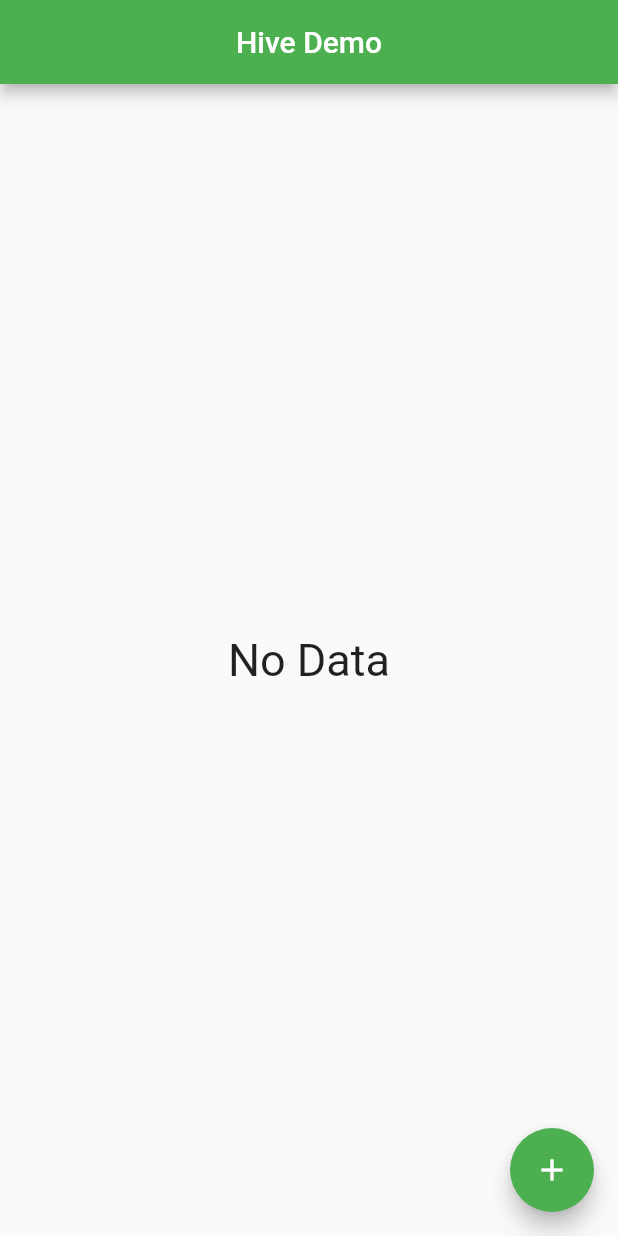
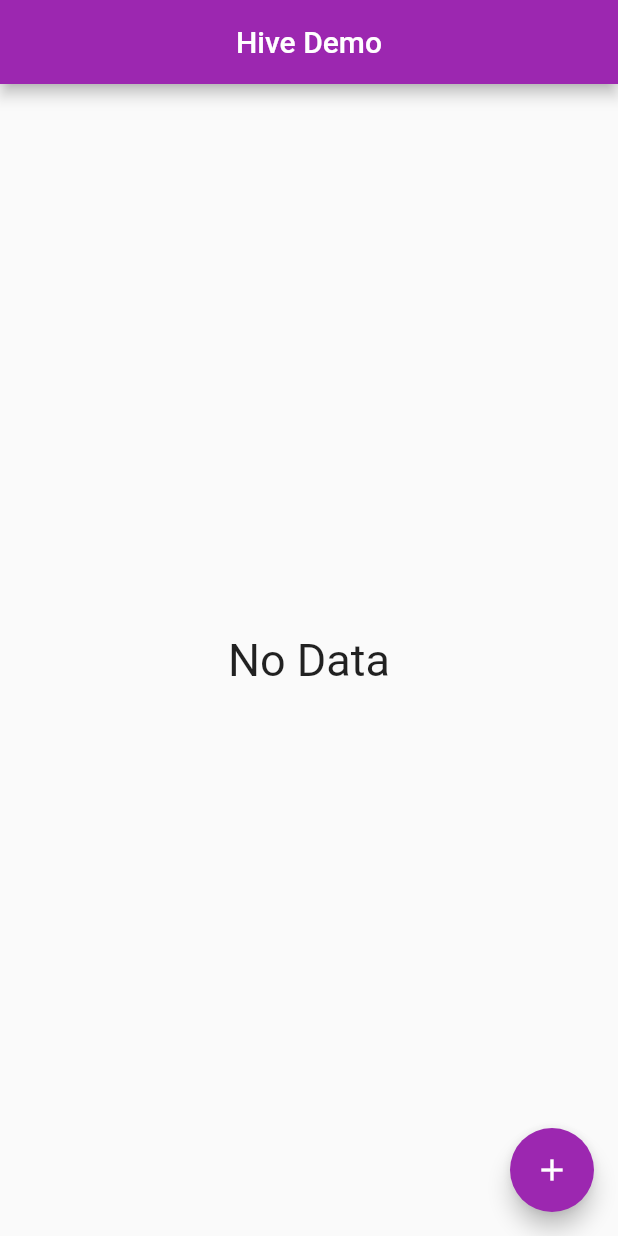
Before and after one commit to MohmedAjml/hivedemo, a Flutter app: the screen it shows after launch, on a phone screen of 412 x 824 dp. Run offline on Flutter 3.47's test engine with Material 2 defaults, Android fonts, the light colour scheme and no system bars; our stand-ins replace hive, hive_flutter; accounts and stored records are empty.

Commit message:
intial commit

```diff
--- a/lib/main.dart
+++ b/lib/main.dart
@@ -22,7 +22,7 @@ class MyApp extends StatelessWidget {
       debugShowCheckedModeBanner: false,
       title: 'Hive Demo',
       theme: ThemeData(
-        primarySwatch: Colors.green,
+        primarySwatch: Colors.purple,
       ),
       home: const HomePage(),
     );
@@ -189,7 +189,7 @@ class _HomePageState extends State<HomePage> {
               itemBuilder: (_, index) {
                 final currentItem = _items[index];
                 return Card(
-                  color: Colors.green,
+                  color: Colors.purple,
                   margin: const EdgeInsets.all(10),
                   elevation: 3,
                   child: ListTile(
```
